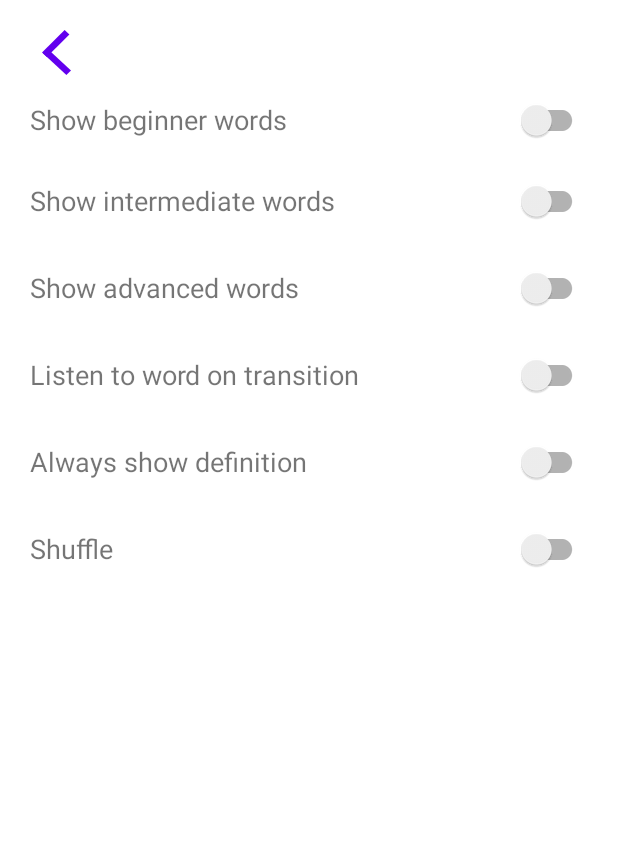
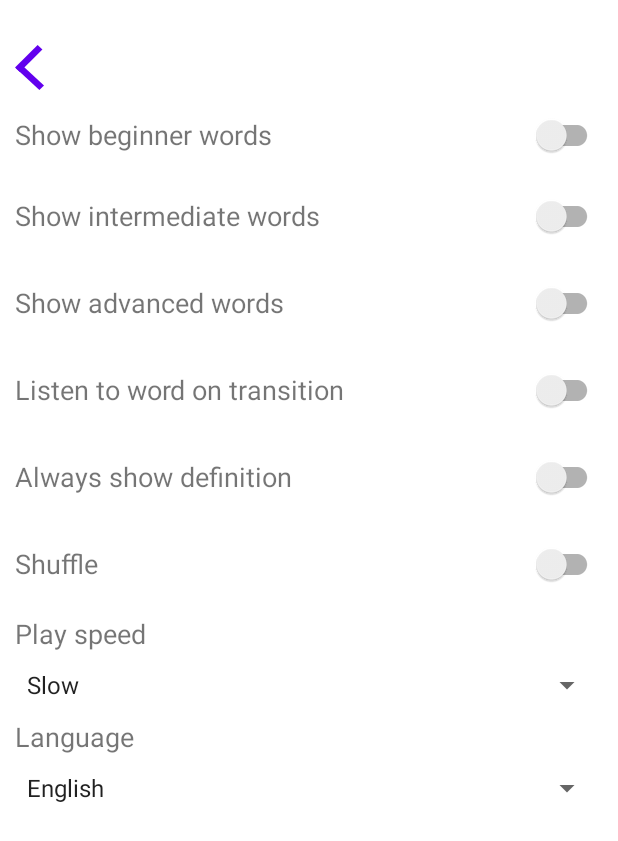
Before and after one commit to LuisSaybe/kwords-android, an Android app: the Settings screen opened directly, with no data from a screen before it, on a phone screen of 412 x 824 dp. Shown: the top 841 px of the screen. Run offline under Robolectric (Android 15) with nearby library versions, the phone set to English and light mode, and no system bars; our stand-ins replace data binding.

Commit message:
feat(settings): 2 way data binding

```diff
--- a/app/build.gradle
+++ b/app/build.gradle
@@ -30,9 +30,19 @@ android {
     kotlinOptions {
         jvmTarget = '1.8'
     }
+    dataBinding {
+        enabled = true
+    }
+    buildFeatures {
+        dataBinding true
+    }
 }
 
 dependencies {
+    def lifecycle_version = "2.2.0"
+    def fragment_version = "1.2.5"
+    def activity_version = "1.1.0"
+
     implementation "org.jetbrains.kotlin:kotlin-stdlib:$kotlin_version"
     implementation 'androidx.core:core-ktx:1.3.2'
     implementation 'androidx.appcompat:appcompat:1.2.0'
@@ -41,4 +51,10 @@ dependencies {
     testImplementation 'junit:junit:4.+'
     androidTestImplementation 'androidx.test.ext:junit:1.1.2'
     androidTestImplementation 'androidx.test.espresso:espresso-core:3.3.0'
+
+    implementation "androidx.lifecycle:lifecycle-viewmodel-ktx:$lifecycle_version"
+    implementation "androidx.lifecycle:lifecycle-livedata-ktx:$lifecycle_version"
+    implementation "androidx.lifecycle:lifecycle-runtime-ktx:$lifecycle_version"
+    implementation "androidx.activity:activity-ktx:$activity_version"
+    implementation "androidx.fragment:fragment-ktx:$fragment_version"
 }
--- a/app/src/main/java/com/luissaybe/kwords/Settings.kt
+++ b/app/src/main/java/com/luissaybe/kwords/Settings.kt
@@ -1,14 +1,33 @@
 package com.luissaybe.kwords
 
 import android.content.Intent
+import android.os.Bundle
+import android.util.Log
+import android.view.View
+import androidx.activity.viewModels
 import androidx.appcompat.app.AppCompatActivity
-import android.os.Bundle
-import android.view.View
+import androidx.databinding.DataBindingUtil
+import androidx.lifecycle.observe
+import com.luissaybe.kwords.databinding.ActivitySettingsBinding
 
 class Settings : AppCompatActivity() {
+    val settingsModel: SettingsViewModel by viewModels()
+
     override fun onCreate(savedInstanceState: Bundle?) {
         super.onCreate(savedInstanceState)
         setContentView(R.layout.activity_settings)
+
+        val binding: ActivitySettingsBinding = DataBindingUtil.setContentView(this, R.layout.activity_settings)
+        binding.lifecycleOwner = this
+        binding.viewmodel = settingsModel
+
+        settingsModel.playSpeedSpinnerPosition.observe(this, { value ->
+            Log.d("Settings", value.toString() + " = position")
+        })
+
+        // var spinner = this.findViewById<Spinner>(R.id.play_speed_spinner)
+
+        Log.d("Settings", settingsModel.playSpeedSpinnerPosition.value.toString() + " = position")
     }
 
     fun onBackClick(view: View) {
--- /dev/null
+++ b/app/src/main/java/com/luissaybe/kwords/SettingsViewModel.kt
@@ -0,0 +1,9 @@
+package com.luissaybe.kwords
+
+import android.app.Application
+import androidx.lifecycle.AndroidViewModel
+import androidx.lifecycle.MutableLiveData
+
+class SettingsViewModel(app: Application) : AndroidViewModel(app) {
+    val playSpeedSpinnerPosition = MutableLiveData(0)
+}
--- a/app/src/main/res/layout/activity_settings.xml
+++ b/app/src/main/res/layout/activity_settings.xml
@@ -1,33 +1,41 @@
 <?xml version="1.0" encoding="utf-8"?>
-<androidx.constraintlayout.widget.ConstraintLayout xmlns:android="http://schemas.android.com/apk/res/android"
+
+<layout xmlns:android="http://schemas.android.com/apk/res/android">
+    <data>
+        <variable name="viewmodel" type="com.luissaybe.kwords.SettingsViewModel" />
+    </data>
+    <androidx.constraintlayout.widget.ConstraintLayout
         xmlns:app="http://schemas.android.com/apk/res-auto"
         xmlns:tools="http://schemas.android.com/tools"
         android:layout_width="match_parent"
         android:layout_height="match_parent"
-    tools:context=".Settings"
-    android:padding="20dp"
-    >
+        tools:context=".Settings">
+        <ScrollView
+            android:layout_width="match_parent"
+            android:layout_height="match_parent"
+            android:padding="10dp">
+            <RelativeLayout
+                android:layout_width="match_parent"
+                android:layout_height="match_parent"
+                android:layout_marginTop="20dp"
+                app:layout_constraintEnd_toEndOf="parent"
+                app:layout_constraintStart_toStartOf="parent"
+                app:layout_constraintTop_toTopOf="parent">
+
                 <Button
                     android:id="@+id/settingsButton"
                     android:layout_height="30dp"
                     android:layout_width="19dp"
-        android:layout_marginStart="8dp"
                     android:background="@drawable/back"
                     android:onClick="onBackClick"
                     app:layout_constraintStart_toStartOf="parent"
                     app:layout_constraintTop_toTopOf="parent" />
 
                 <RelativeLayout
-        android:layout_width="match_parent"
-        android:layout_height="match_parent"
-        android:layout_marginTop="40dp"
-        app:layout_constraintEnd_toEndOf="parent"
-        app:layout_constraintStart_toStartOf="parent"
-        app:layout_constraintTop_toTopOf="parent">
-
-        <RelativeLayout
                     android:id="@+id/beginner_settings"
                     android:layout_width="wrap_content"
+                    android:layout_below="@+id/settingsButton"
+                    android:layout_marginTop="10dp"
                     android:layout_height="40dp"
                     android:layout_gravity="top">
 
@@ -149,5 +157,38 @@
                         android:layout_height="wrap_content"
                         android:layout_alignParentEnd="true" />
                 </RelativeLayout>
+                <TextView
+                    android:id="@+id/play_speed_label"
+                    android:layout_width="wrap_content"
+                    android:layout_height="wrap_content"
+                    android:text="Play speed"
+                    android:layout_below="@+id/shuffle"
+                    android:layout_marginTop="10dp"
+                    android:textSize="18sp" />
+                <Spinner
+                    android:id="@+id/play_speed_spinner"
+                    android:layout_width="match_parent"
+                    android:layout_height="wrap_content"
+                    android:layout_below="@+id/play_speed_label"
+                    android:layout_marginTop="10dp"
+                    android:entries="@array/speed_spinner_items"
+                    android:selectedItemPosition="@={viewmodel.playSpeedSpinnerPosition}" />
+                <TextView
+                    android:id="@+id/language_label"
+                    android:layout_width="wrap_content"
+                    android:layout_height="wrap_content"
+                    android:text="Language"
+                    android:layout_below="@+id/play_speed_spinner"
+                    android:layout_marginTop="10dp"
+                    android:textSize="18sp" />
+                <Spinner
+                    android:id="@+id/language_spinner"
+                    android:layout_width="match_parent"
+                    android:layout_height="wrap_content"
+                    android:layout_below="@+id/language_label"
+                    android:layout_marginTop="10dp"
+                    android:entries="@array/language_spinner_items" />
             </RelativeLayout>
+        </ScrollView>
     </androidx.constraintlayout.widget.ConstraintLayout>
+</layout>
--- /dev/null
+++ b/app/src/main/res/values/languages.xml
@@ -0,0 +1,15 @@
+<?xml version="1.0" encoding="utf-8"?>
+<resources>
+    <string-array name="language_spinner_items">
+        <item>English</item>
+        <item>日本語</item>
+        <item>Français</item>
+        <item>Español</item>
+        <item>Arabic</item>
+        <item>монгол хэл</item>
+        <item>Tiếng Việt</item>
+        <item>ภาษาไทย</item>
+        <item>Bahasa Indonesia</item>
+        <item>русский язык</item>
+    </string-array>
+</resources>
--- /dev/null
+++ b/app/src/main/res/values/speed_spinner_values.xml
@@ -0,0 +1,8 @@
+<?xml version="1.0" encoding="utf-8"?>
+<resources>
+    <string-array name="speed_spinner_items">
+        <item>Slow</item>
+        <item>Medium</item>
+        <item>Fast</item>
+    </string-array>
+</resources>
```
Lines whose indentation alone changed are shown as unchanged.
